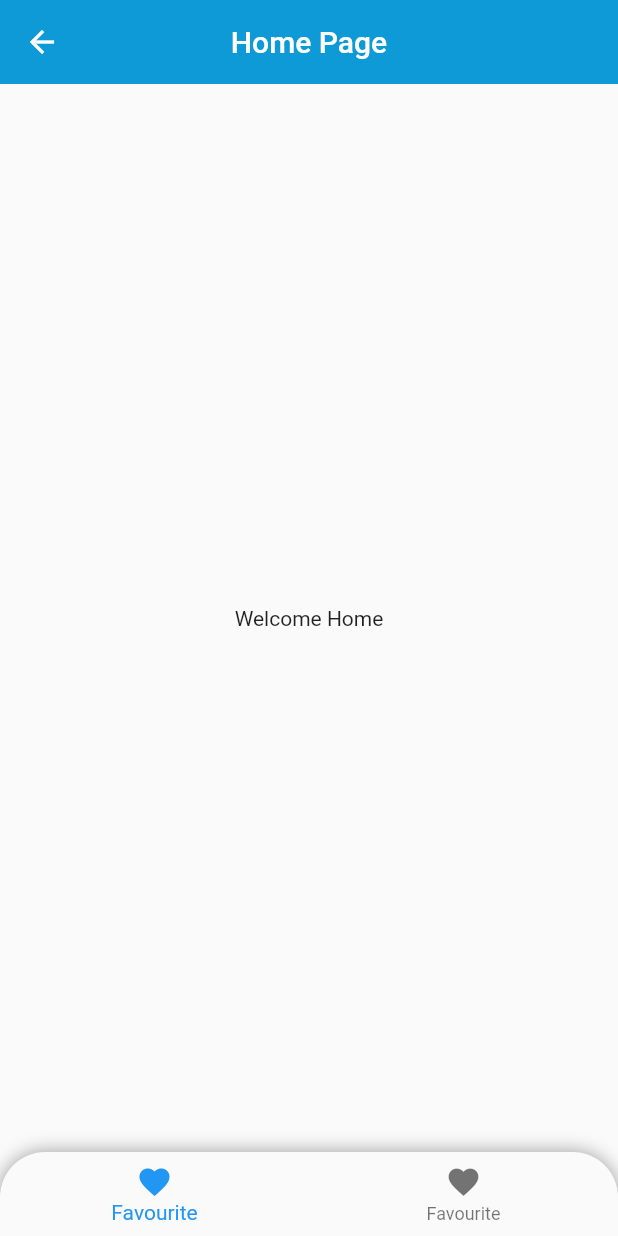
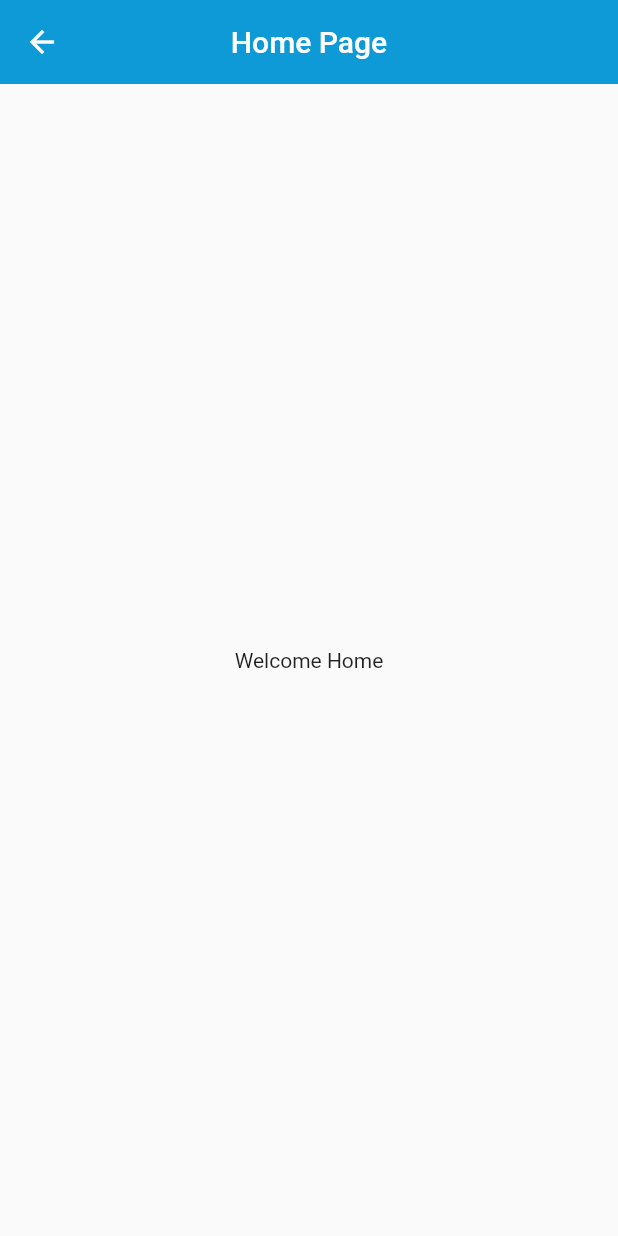
Before and after one commit to sakib151659/task2, a Flutter app: the HomePage screen opened directly, on a phone screen of 412 x 824 dp. Run offline on Flutter 3.47's test engine with Material 2 defaults, Android fonts, the phone set to English and light mode, and no system bars; our stand-ins replace animated_splash_screen, google_fonts, hexcolor, intl_phone_number_input; missing offline and left inert: address_search_field.

```diff
--- a/lib/home/home.dart
+++ b/lib/home/home.dart
@@ -37,29 +37,7 @@ class _HomePageState extends State<HomePage> {
 
         ],
       ),
-        bottomNavigationBar: Container(
-            decoration: BoxDecoration(
-              borderRadius: BorderRadius.only(
-                  topRight: Radius.circular(30), topLeft: Radius.circular(30)),
-              boxShadow: [
-                BoxShadow(color: Colors.black38, spreadRadius: 0, blurRadius: 10),
-              ],
-            ),
-            child: ClipRRect(
-              borderRadius: BorderRadius.only(
-                topLeft: Radius.circular(30.0),
-                topRight: Radius.circular(30.0),
-              ),
-              child: BottomNavigationBar(
-                items: <BottomNavigationBarItem>[
-                  BottomNavigationBarItem(
-                      icon: Icon(Icons.favorite), title: Text('Favourite')),
-                  BottomNavigationBarItem(
-                      icon: Icon(Icons.favorite), title: Text('Favourite'))
-                ],
-              ),
-            )
-        )
+
     );
   }
 }
--- a/lib/sharedFile/textInputDecoration.dart
+++ b/lib/sharedFile/textInputDecoration.dart
@@ -1,7 +1,6 @@
 import 'package:flutter/material.dart';
 
 const textInputDecoration =  InputDecoration(
-
   fillColor: Colors.white,
   filled: true,
   enabledBorder: OutlineInputBorder(
--- a/pubspec.yaml
+++ b/pubspec.yaml
@@ -35,11 +35,12 @@ dependencies:
   # Use with the CupertinoIcons class for iOS style icons.
   cupertino_icons: ^1.0.2
   hexcolor: ^2.0.6
-  google_fonts: ^2.2.0
+  google_fonts: ^2.3.1
   animated_splash_screen: ^1.1.0
   intl_phone_number_input: ^0.7.0+2
   country_code_picker: ^2.0.2
   address_search_field: ^4.0.1
+
 
 dev_dependencies:
   flutter_test:
```
Also changed, not shown: pubspec.lock, 2 other files.
